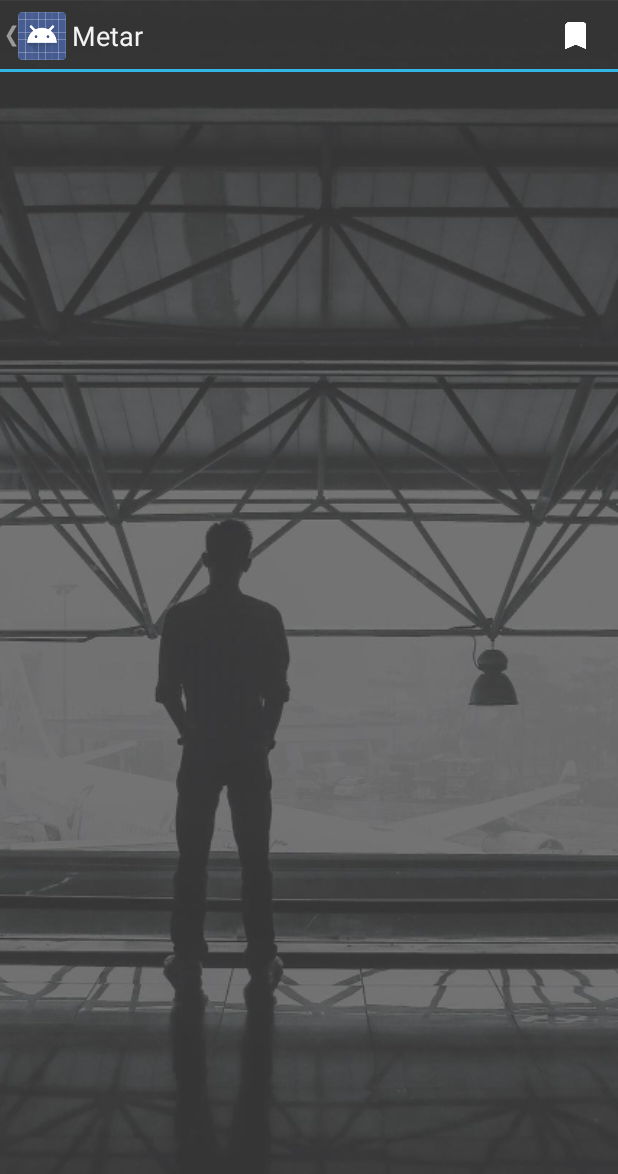
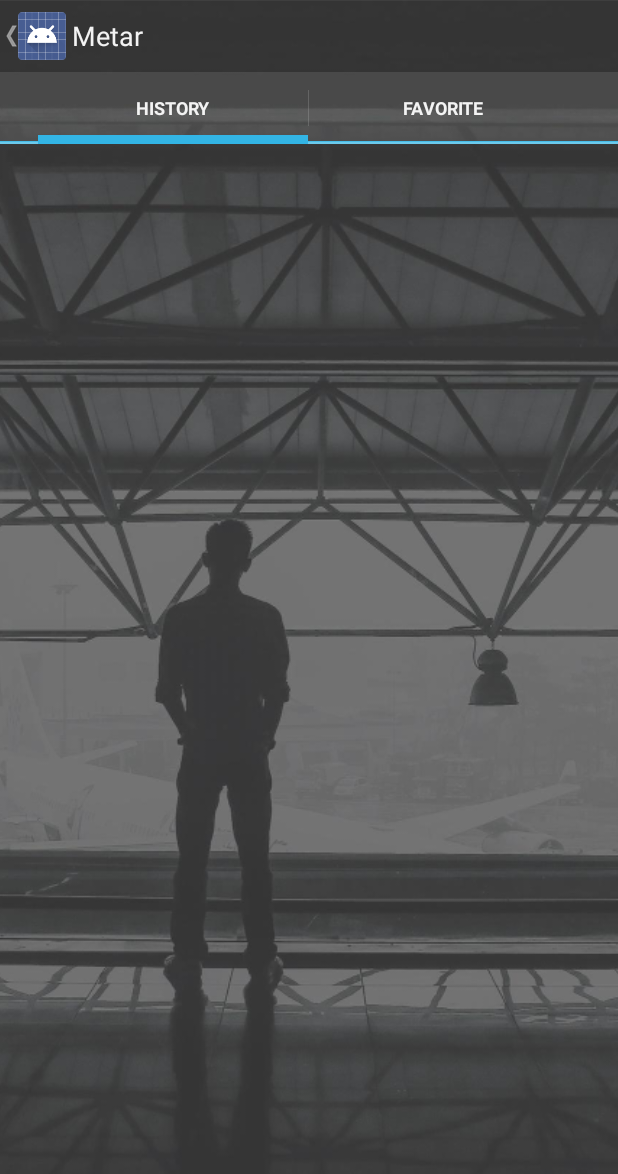
Before and after one commit to MorkovkAs/Metar, an Android app: the TabbedActivity screen opened directly, with no data from a screen before it, on a phone screen of 412 x 824 dp. Shown: the top 1174 px of the screen. Run offline under Robolectric (Android 15) with nearby library versions, the phone set to English and light mode, and no system bars.

Commit message:
History and Favorite airports are tabs

```diff
--- a/app/src/main/java/com/antonklimakov/metar/TabbedActivity.java
+++ b/app/src/main/java/com/antonklimakov/metar/TabbedActivity.java
@@ -1,17 +1,16 @@
 package com.antonklimakov.metar;
 
+import android.app.ActionBar;
+import android.app.ActionBar.Tab;
+import android.app.Activity;
+import android.app.Fragment;
+import android.app.FragmentTransaction;
 import android.os.Bundle;
-import android.support.v4.app.Fragment;
-import android.support.v4.app.FragmentActivity;
-import android.support.v4.app.FragmentManager;
-import android.support.v4.app.FragmentTransaction;
-import android.view.Menu;
-import android.view.MenuItem;
 
 import com.antonklimakov.metar.fragments.AirportFavoriteListFragment;
 import com.antonklimakov.metar.fragments.AirportListFragment;
 
-public class TabbedActivity extends FragmentActivity {
+public class TabbedActivity extends Activity implements ActionBar.TabListener {
 
     AirportListFragment airportListFragment;
     AirportFavoriteListFragment favListFragment;
@@ -21,79 +20,49 @@ public class TabbedActivity extends FragmentActivity {
     protected void onCreate(Bundle savedInstanceState) {
         super.onCreate(savedInstanceState);
         setContentView(R.layout.activity_tabbed);
+        ActionBar bar = getActionBar();
 
-        FragmentManager fragmentManager = getSupportFragmentManager();
+        bar.setNavigationMode(ActionBar.NAVIGATION_MODE_TABS);
 
-		/*
-         * This is called when orientation is changed.
-		 */
-        if (savedInstanceState != null) {
-            if (savedInstanceState.containsKey("content")) {
-                String content = savedInstanceState.getString("content");
-                if (content.equals(AirportFavoriteListFragment.ARG_ITEM_ID)) {
-                    if (fragmentManager.findFragmentByTag(AirportFavoriteListFragment.ARG_ITEM_ID) != null) {
-                        setFragmentTitle(R.string.app_name);
-                        contentFragment = fragmentManager.findFragmentByTag(AirportFavoriteListFragment.ARG_ITEM_ID);
-                    }
-                }
-            }
-            if (fragmentManager.findFragmentByTag(AirportListFragment.ARG_ITEM_ID) != null) {
-                airportListFragment = (AirportListFragment) fragmentManager.findFragmentByTag(AirportListFragment.ARG_ITEM_ID);
-                contentFragment = airportListFragment;
-            }
-        } else {
-            airportListFragment = new AirportListFragment();
-            setFragmentTitle(R.string.app_name);
-            switchContent(airportListFragment, AirportListFragment.ARG_ITEM_ID);
+        ActionBar.Tab tab = bar.newTab();
+        tab.setText("History");
+        tab.setTabListener(this);
+        bar.addTab(tab);
+
+        tab = bar.newTab();
+        tab.setText("Favorite");
+        tab.setTabListener(this);
+        bar.addTab(tab);
+
+    }
+
+    @Override
+    public void onTabReselected(Tab tab, FragmentTransaction ft) {
+    }
+
+    @Override
+    public void onTabSelected(Tab tab, FragmentTransaction ft) {
+        switch (tab.getText().toString()) {
+            case "History":
+                setFragmentTitle(R.string.history);
+                airportListFragment = new AirportListFragment();
+                switchContent(airportListFragment, ft, AirportListFragment.ARG_ITEM_ID);
+                break;
+            case "Favorite":
+                setFragmentTitle(R.string.favorite);
+                favListFragment = new AirportFavoriteListFragment();
+                switchContent(favListFragment, ft, AirportFavoriteListFragment.ARG_ITEM_ID);
+                break;
         }
     }
 
     @Override
-    protected void onSaveInstanceState(Bundle outState) {
-        if (contentFragment instanceof AirportFavoriteListFragment) {
-            outState.putString("content", AirportFavoriteListFragment.ARG_ITEM_ID);
-        } else {
-            outState.putString("content", AirportListFragment.ARG_ITEM_ID);
-        }
-        super.onSaveInstanceState(outState);
+    public void onTabUnselected(Tab tab, FragmentTransaction ft) {
     }
 
-
-    @Override
-    public boolean onCreateOptionsMenu(Menu menu) {
-        getMenuInflater().inflate(R.menu.tabs, menu);
-        return true;
-    }
-
-    @Override
-    public boolean onOptionsItemSelected(MenuItem item) {
-        switch (item.getItemId()) {
-            case android.R.id.home:
-                finish();
-                return true;
-            case R.id.menu_favorites:
-                setFragmentTitle(R.string.favorite);
-                favListFragment = new AirportFavoriteListFragment();
-                switchContent(favListFragment, AirportFavoriteListFragment.ARG_ITEM_ID);
-                return true;
-        }
-        return super.onOptionsItemSelected(item);
-    }
-
-    public void switchContent(Fragment fragment, String tag) {
-        FragmentManager fragmentManager = getSupportFragmentManager();
-        while (fragmentManager.popBackStackImmediate()) ;
-
-        if (fragment != null) {
-            FragmentTransaction transaction = fragmentManager.beginTransaction();
-            transaction.replace(R.id.content_frame, fragment, tag);
-            //Only FavoriteListFragment is added to the back stack.
-            if (!(fragment instanceof AirportListFragment)) {
-                transaction.addToBackStack(tag);
-            }
-            transaction.commit();
-            contentFragment = fragment;
-        }
+    public void switchContent(Fragment fragment, FragmentTransaction transaction, String tag) {
+        transaction.replace(R.id.content_frame, fragment, tag);
+        contentFragment = fragment;
     }
 
     protected void setFragmentTitle(int resourseId) {
--- a/app/src/main/java/com/antonklimakov/metar/fragments/AirportFavoriteListFragment.java
+++ b/app/src/main/java/com/antonklimakov/metar/fragments/AirportFavoriteListFragment.java
@@ -2,9 +2,9 @@ package com.antonklimakov.metar.fragments;
 
 import android.app.Activity;
 import android.app.AlertDialog;
+import android.app.Fragment;
 import android.content.DialogInterface;
 import android.os.Bundle;
-import android.support.v4.app.Fragment;
 import android.view.LayoutInflater;
 import android.view.View;
 import android.view.ViewGroup;
--- a/app/src/main/java/com/antonklimakov/metar/fragments/AirportListFragment.java
+++ b/app/src/main/java/com/antonklimakov/metar/fragments/AirportListFragment.java
@@ -1,8 +1,8 @@
 package com.antonklimakov.metar.fragments;
 
 import android.app.Activity;
+import android.app.Fragment;
 import android.os.Bundle;
-import android.support.v4.app.Fragment;
 import android.view.LayoutInflater;
 import android.view.View;
 import android.view.ViewGroup;
--- a/app/src/main/res/layout/activity_tabbed.xml
+++ b/app/src/main/res/layout/activity_tabbed.xml
@@ -22,6 +22,6 @@
         android:id="@+id/content_frame"
         android:layout_width="match_parent"
         android:layout_height="match_parent"
-        android:paddingTop="@dimen/activity_under_action_bar" />
+        android:paddingTop="@dimen/activity_under_tabs" />
 
 </RelativeLayout>
--- a/app/src/main/res/menu/tabs.xml
+++ /dev/null
@@ -1,9 +0,0 @@
-<?xml version="1.0" encoding="utf-8"?>
-<menu xmlns:android="http://schemas.android.com/apk/res/android" >
-    <item
-        android:id="@+id/menu_favorites"
-        android:icon="@drawable/ic_bookmark_white_24dp"
-        android:orderInCategory="200"
-        android:showAsAction="ifRoom|withText"
-        android:title="@string/favorite"/>
-</menu>
--- a/app/src/main/res/values/dimens.xml
+++ b/app/src/main/res/values/dimens.xml
@@ -3,4 +3,5 @@
     <dimen name="activity_horizontal_margin">16dp</dimen>
     <dimen name="activity_vertical_margin">16dp</dimen>
     <dimen name="activity_under_action_bar">50dp</dimen>
+    <dimen name="activity_under_tabs">100dp</dimen>
 </resources>
--- a/app/src/main/res/values/strings.xml
+++ b/app/src/main/res/values/strings.xml
@@ -22,4 +22,10 @@
     <string name="yes">Yes</string>
     <string name="no">No</string>
     <string name="mail">Choose an Email client:</string>
+    <string name="title_activity_tabs">TabsActivity</string>
+    <string name="tab_text_1">Tab 1</string>
+    <string name="tab_text_2">Tab 2</string>
+    <string name="tab_text_3">Tab 3</string>
+    <string name="action_settings">Settings</string>
+    <string name="section_format">Hello World from section: %1$d</string>
 </resources>
```
Also changed, not shown: app/src/main/AndroidManifest.xml (+5 -3 lines).
